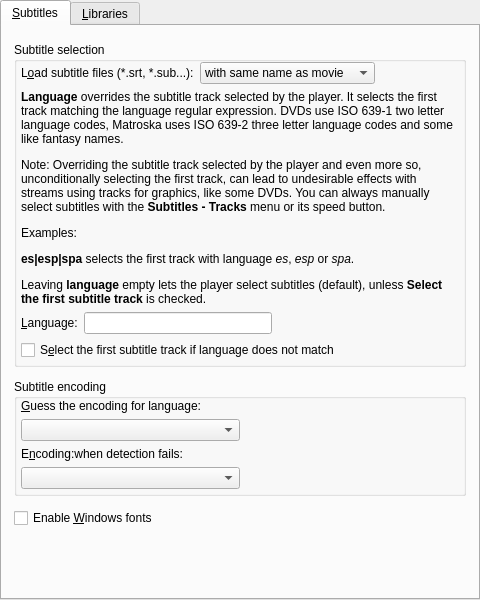
The window that src/gui/pref/subtitles.ui (wilbert2000/wzplayer) describes before a commit, drawn with Qt 5.
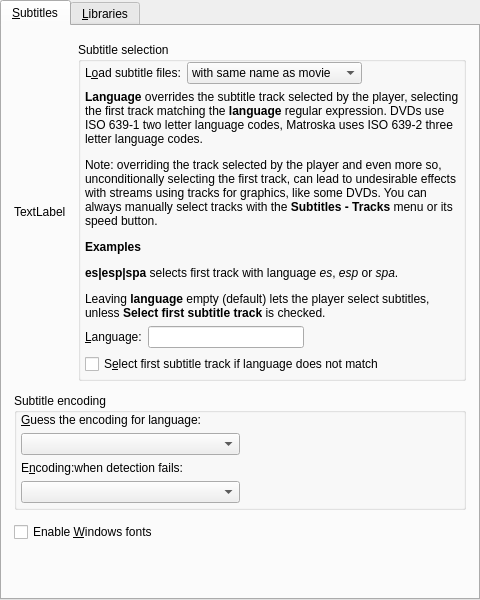
The same window after the commit. Custom widgets are drawn as their Qt base class.

Commit message: Moved Seek tab from Interface to Keyboard and mouse section. Increased icon size from 22 to 32 in section list preferences dialog. Made cache settings optional.

```diff
--- a/src/gui/pref/subtitles.ui
+++ b/src/gui/pref/subtitles.ui
@@ -46,6 +46,18 @@
         <number>12</number>
        </property>
        <item>
+        <layout class="QHBoxLayout" name="subtitle_selection_layout">
+         <property name="bottomMargin">
+          <number>0</number>
+         </property>
+         <item>
+          <widget class="QLabel" name="icon_label">
+           <property name="text">
+            <string>TextLabel</string>
+           </property>
+          </widget>
+         </item>
+         <item>
         <widget class="QGroupBox" name="selection_group">
          <property name="title">
           <string>Subtitle selection</string>
@@ -74,7 +86,7 @@
             <item>
              <widget class="QLabel" name="autoload_label">
               <property name="text">
-               <string>L&amp;oad subtitle files (*.srt, *.sub...):</string>
+                 <string>L&amp;oad subtitle files:</string>
               </property>
               <property name="wordWrap">
                <bool>false</bool>
@@ -132,7 +144,7 @@
             <item>
              <widget class="QLabel" name="language_desc_label">
               <property name="text">
-               <string>&lt;html&gt;&lt;head/&gt;&lt;body&gt;&lt;p&gt;&lt;span style=&quot; font-weight:600;&quot;&gt;Language&lt;/span&gt; overrides the subtitle track selected by the player. It selects the first track matching the language regular expression. DVDs use ISO 639-1 two letter language codes, Matroska uses ISO 639-2 three letter language codes and some like fantasy names.&lt;/p&gt;&lt;p&gt;Note: Overriding the subtitle track selected by the player and even more so, unconditionally selecting the first track, can lead to undesirable effects with streams using tracks for graphics, like some DVDs. You can always manually select subtitles with the &lt;span style=&quot; font-weight:600;&quot;&gt;Subtitles - Tracks&lt;/span&gt; menu or its speed button.&lt;/p&gt;&lt;p&gt;Examples:&lt;/p&gt;&lt;p&gt;&lt;span style=&quot; font-weight:600;&quot;&gt;es|esp|spa&lt;/span&gt; selects the first track with language &lt;span style=&quot; font-style:italic;&quot;&gt;es&lt;/span&gt;, &lt;span style=&quot; font-style:italic;&quot;&gt;esp&lt;/span&gt; or &lt;span style=&quot; font-style:italic;&quot;&gt;spa&lt;/span&gt;.&lt;/p&gt;&lt;p&gt;Leaving &lt;span style=&quot; font-weight:600;&quot;&gt;language&lt;/span&gt; empty lets the player select subtitles (default), unless &lt;span style=&quot; font-weight:600;&quot;&gt;Select the first subtitle track&lt;/span&gt; is checked.&lt;/p&gt;&lt;/body&gt;&lt;/html&gt;</string>
+                 <string>&lt;html&gt;&lt;head/&gt;&lt;body&gt;&lt;p&gt;&lt;span style=&quot; font-weight:600;&quot;&gt;Language&lt;/span&gt; overrides the subtitle track selected by the player, selecting the first track matching the &lt;span style=&quot; font-weight:600;&quot;&gt;language&lt;/span&gt; regular expression. DVDs use ISO 639-1 two letter language codes, Matroska uses ISO 639-2 three letter language codes.&lt;/p&gt;&lt;p&gt;Note: overriding the track selected by the player and even more so, unconditionally selecting the first track, can lead to undesirable effects with streams using tracks for graphics, like some DVDs. You can always manually select tracks with the &lt;span style=&quot; font-weight:600;&quot;&gt;Subtitles - Tracks&lt;/span&gt; menu or its speed button.&lt;/p&gt;&lt;p&gt;&lt;span style=&quot; font-weight:600;&quot;&gt;Examples&lt;/span&gt;&lt;/p&gt;&lt;p&gt;&lt;span style=&quot; font-weight:600;&quot;&gt;es|esp|spa&lt;/span&gt; selects first track with language &lt;span style=&quot; font-style:italic;&quot;&gt;es&lt;/span&gt;, &lt;span style=&quot; font-style:italic;&quot;&gt;esp&lt;/span&gt; or &lt;span style=&quot; font-style:italic;&quot;&gt;spa&lt;/span&gt;.&lt;/p&gt;&lt;p&gt;Leaving &lt;span style=&quot; font-weight:600;&quot;&gt;language&lt;/span&gt; empty (default) lets the player select subtitles, unless &lt;span style=&quot; font-weight:600;&quot;&gt;Select first subtitle track&lt;/span&gt; is checked.&lt;/p&gt;&lt;/body&gt;&lt;/html&gt;</string>
               </property>
               <property name="wordWrap">
                <bool>true</bool>
@@ -196,12 +208,14 @@
           <item>
            <widget class="QCheckBox" name="select_first_subtitle_check">
             <property name="text">
-             <string>S&amp;elect the first subtitle track if language does not match</string>
+               <string>S&amp;elect first subtitle track if language does not match</string>
             </property>
            </widget>
           </item>
          </layout>
         </widget>
+         </item>
+        </layout>
        </item>
        <item>
         <widget class="QGroupBox" name="encoding_group">
```
Lines whose indentation alone changed are shown as unchanged. The commit also changes 34 other files.
